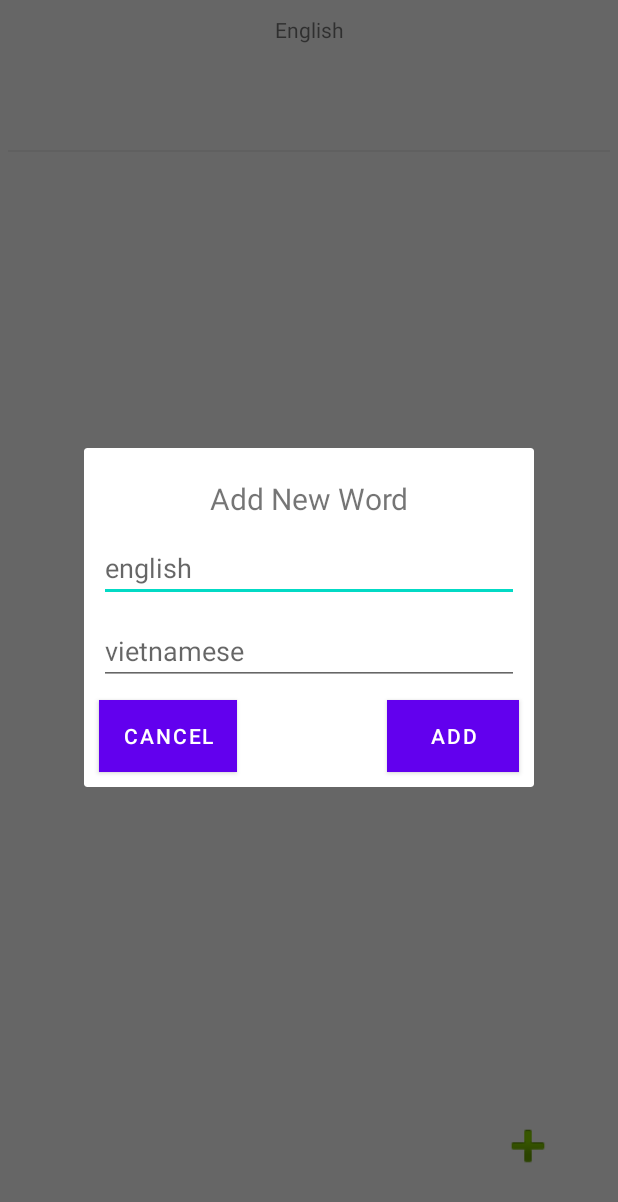
After one commit to vanlinh619/EnglishNotification, an Android app: the fragment DialogAddEditWord placed in its activity, on a phone screen of 412 x 824 dp. The commit adds this screen. Shown: the top 1202 px of the screen. Run offline under Robolectric (Android 15) with nearby library versions, the phone set to English and light mode, and no system bars; 2 statements that could not run were skipped.

Commit message:
them sua xoa list

```diff
--- a/app/src/main/java/com/example/englishnotification/Database.java
+++ b/app/src/main/java/com/example/englishnotification/Database.java
@@ -4,12 +4,16 @@ import android.content.Context;
 import android.database.Cursor;
 import android.database.sqlite.SQLiteDatabase;
 import android.database.sqlite.SQLiteOpenHelper;
+import android.os.Build;
 
 import androidx.annotation.Nullable;
+import androidx.annotation.RequiresApi;
 
+import java.io.Serializable;
 import java.util.ArrayList;
+import java.util.Comparator;
 
-public class Database extends SQLiteOpenHelper {
+public class Database extends SQLiteOpenHelper implements Serializable {
 
     private static final String DATABASE_NAME = "englishNotification.db";
     private static final int DATABASE_VERSION = 1;
@@ -75,6 +79,7 @@ public class Database extends SQLiteOpenHelper {
         db.close();
     }
 
+    @RequiresApi(api = Build.VERSION_CODES.N)
     public ArrayList<ItemData> getAll(){
         SQLiteDatabase db = getReadableDatabase();
 
@@ -88,6 +93,12 @@ public class Database extends SQLiteOpenHelper {
             listData.add(itemData);
         }
         db.close();
+        listData.sort(new Comparator<ItemData>() {
+            @Override
+            public int compare(ItemData o1, ItemData o2) {
+                return o1.id <= o2.id ? 1 : -1;
+            }
+        });
         return listData;
     }
 }
--- /dev/null
+++ b/app/src/main/java/com/example/englishnotification/DialogAddEditWord.java
@@ -0,0 +1,123 @@
+package com.example.englishnotification;
+
+import android.content.Context;
+import android.os.Build;
+import android.os.Bundle;
+import android.view.LayoutInflater;
+import android.view.View;
+import android.view.ViewGroup;
+import android.widget.Button;
+import android.widget.EditText;
+import android.widget.TextView;
+
+import androidx.annotation.NonNull;
+import androidx.annotation.Nullable;
+import androidx.annotation.RequiresApi;
+import androidx.appcompat.app.AppCompatActivity;
+import androidx.fragment.app.DialogFragment;
+
+import java.text.SimpleDateFormat;
+import java.util.ArrayList;
+import java.util.Date;
+
+public class DialogAddEditWord extends DialogFragment {
+
+    private EditText edEnglish;
+    private EditText edVietnamese;
+    private Button btAdd;
+    private Button btCancel;
+    private TextView txTitle;
+
+    public static DialogAddEditWord newInstance(MainActivity mainActivity) {
+        DialogAddEditWord frag = new DialogAddEditWord();
+        Bundle arg = new Bundle();
+        arg.putSerializable("mainActivity", mainActivity);
+        frag.setArguments(arg);
+        return frag;
+    }
+
+    public static DialogAddEditWord newInstance(MainActivity mainActivity, ItemData itemData) {
+        DialogAddEditWord frag = new DialogAddEditWord();
+        Bundle arg = new Bundle();
+        arg.putSerializable("mainActivity", mainActivity);
+        arg.putSerializable("itemData", itemData);
+        frag.setArguments(arg);
+        return frag;
+    }
+
+    @Override
+    public View onCreateView(LayoutInflater inflater, ViewGroup container, Bundle savedInstanceState) {
+        return inflater.inflate(R.layout.dialog_add_word, container);
+    }
+
+    @Override
+    public void onViewCreated(View view, Bundle savedInstanceState) {
+        super.onViewCreated(view, savedInstanceState);
+
+        setView(view);
+
+        Bundle bundle = getArguments();
+        MainActivity mainActivity = (MainActivity) bundle.getSerializable("mainActivity");
+        ItemData itemData = (ItemData) bundle.getSerializable("itemData");
+
+        if(itemData != null){
+            btAdd.setText("Update");
+            txTitle.setText("Update word");
+            edEnglish.setText(itemData.english);
+            edVietnamese.setText(itemData.vietnamese);
+            btAdd.setOnClickListener(new View.OnClickListener() {
+                @RequiresApi(api = Build.VERSION_CODES.N)
+                @Override
+                public void onClick(View v) {
+                    String english = edEnglish.getText().toString().trim();
+                    String vietnamese = edVietnamese.getText().toString().trim();
+                    if(!english.equals("") && !vietnamese.equals("")){
+                        SimpleDateFormat format = new SimpleDateFormat("dd-MM-yyyy");
+                        String date = format.format(new Date());
+                        itemData.date = date;
+                        itemData.english = english;
+                        itemData.vietnamese = vietnamese;
+                        mainActivity.database.updateData(itemData);
+                        mainActivity.reloadList(mainActivity.database);
+                        dismiss();
+                    }
+                }
+            });
+        } else {
+            btAdd.setOnClickListener(new View.OnClickListener() {
+                @RequiresApi(api = Build.VERSION_CODES.N)
+                @Override
+                public void onClick(View v) {
+                    String english = edEnglish.getText().toString().trim();
+                    String vietnamese = edVietnamese.getText().toString().trim();
+                    if(!english.equals("") && !vietnamese.equals("")){
+                        SimpleDateFormat format = new SimpleDateFormat("dd-MM-yyyy");
+                        String date = format.format(new Date());
+                        ItemData itemData = new ItemData(0, date, english, vietnamese);
+                        mainActivity.database.addData(itemData);
+                        mainActivity.reloadList(mainActivity.database);
+                        dismiss();
+                    }
+                }
+            });
+        }
+
+
+        btCancel.setOnClickListener(new View.OnClickListener() {
+            @Override
+            public void onClick(View v) {
+                dismiss();
+            }
+        });
+    }
+
+    private void setView(View view) {
+        edEnglish = view.findViewById(R.id.ed_english);
+        edVietnamese = view.findViewById(R.id.ed_vietnamese);
+        btAdd = view.findViewById(R.id.bt_add);
+        btCancel = view.findViewById(R.id.bt_cancel);
+        txTitle = view.findViewById(R.id.tx_add_new_word);
+    }
+
+
+}
--- a/app/src/main/java/com/example/englishnotification/MainActivity.java
+++ b/app/src/main/java/com/example/englishnotification/MainActivity.java
@@ -1,19 +1,31 @@
 package com.example.englishnotification;
 
+import androidx.annotation.RequiresApi;
 import androidx.appcompat.app.AppCompatActivity;
+import androidx.fragment.app.DialogFragment;
+import androidx.fragment.app.FragmentManager;
 import androidx.recyclerview.widget.LinearLayoutManager;
 import androidx.recyclerview.widget.RecyclerView;
 
+import android.os.Build;
 import android.os.Bundle;
+import android.view.View;
+import android.widget.Button;
+import android.widget.ImageView;
 
+import java.io.Serializable;
 import java.util.ArrayList;
+import java.util.Date;
 import java.util.List;
 
-public class MainActivity extends AppCompatActivity {
+public class MainActivity extends AppCompatActivity implements Serializable {
 
     private ItemListAdapter adapter;
     private RecyclerView rcListWord;
+    private ImageView imAdd;
+    public Database database;
 
+    @RequiresApi(api = Build.VERSION_CODES.N)
     @Override
     protected void onCreate(Bundle savedInstanceState) {
         super.onCreate(savedInstanceState);
@@ -21,15 +33,32 @@ public class MainActivity extends AppCompatActivity {
 
         setView();
 
-        Database database = new Database(this);
+        database = new Database(this);
         ArrayList<ItemData> list = database.getAll();
 
-        adapter = new ItemListAdapter(list);
+        adapter = new ItemListAdapter(list, MainActivity.this);
         rcListWord.setAdapter(adapter);
         rcListWord.setLayoutManager(new LinearLayoutManager(this));
+
+        imAdd.setOnClickListener(new View.OnClickListener() {
+            @Override
+            public void onClick(View v) {
+                FragmentManager fm = getSupportFragmentManager();
+                DialogAddEditWord dialogAddEditWord = (DialogAddEditWord) DialogAddEditWord.newInstance(MainActivity.this);
+                dialogAddEditWord.show(fm, "fragment_edit_name");
+            }
+        });
+    }
+
+    @RequiresApi(api = Build.VERSION_CODES.N)
+    public void reloadList(Database database){
+        ArrayList<ItemData> list = database.getAll();
+        adapter = new ItemListAdapter(list, MainActivity.this);
+        rcListWord.setAdapter(adapter);
     }
 
     private void setView() {
         rcListWord = findViewById(R.id.rc_list_item);
+        imAdd = findViewById(R.id.im_add_new_word);
     }
 }
--- a/app/src/main/res/layout/activity_main.xml
+++ b/app/src/main/res/layout/activity_main.xml
@@ -19,7 +19,7 @@
             android:layout_marginTop="10dp"
             app:layout_constraintTop_toTopOf="parent"
             android:layout_width="match_parent"
-            android:layout_height="wrap_content"></TextView>
+            android:layout_height="wrap_content"/>
 
     </androidx.constraintlayout.widget.ConstraintLayout>
 
@@ -29,7 +29,7 @@
         android:layout_marginLeft="5dp"
         android:layout_marginRight="5dp"
         android:layout_width="match_parent"
-        android:layout_height="1dp"></ImageView>
+        android:layout_height="1dp"/>
 
     <androidx.recyclerview.widget.RecyclerView
         android:id="@+id/rc_list_item"
@@ -48,6 +48,6 @@
         android:layout_marginRight="40dp"
         android:layout_marginBottom="40dp"
         android:layout_width="40dp"
-        android:layout_height="40dp"></ImageView>
+        android:layout_height="40dp"/>
 
 </androidx.constraintlayout.widget.ConstraintLayout>
--- /dev/null
+++ b/app/src/main/res/layout/dialog_add_word.xml
@@ -0,0 +1,65 @@
+<?xml version="1.0" encoding="utf-8"?>
+<androidx.constraintlayout.widget.ConstraintLayout xmlns:android="http://schemas.android.com/apk/res/android"
+    android:layout_width="wrap_content"
+    android:layout_height="wrap_content"
+    xmlns:app="http://schemas.android.com/apk/res-auto">
+
+    <TextView
+        android:id="@+id/tx_add_new_word"
+        android:text="Add New Word"
+        android:textAlignment="center"
+        android:textSize="20sp"
+        app:layout_constraintTop_toTopOf="parent"
+        app:layout_constraintLeft_toLeftOf="parent"
+        app:layout_constraintRight_toRightOf="parent"
+        android:layout_marginTop="20dp"
+        android:layout_width="300dp"
+        android:layout_height="wrap_content"/>
+
+    <EditText
+        android:id="@+id/ed_english"
+        android:hint="english"
+        app:layout_constraintTop_toBottomOf="@+id/tx_add_new_word"
+        app:layout_constraintLeft_toLeftOf="parent"
+        app:layout_constraintRight_toRightOf="parent"
+        android:layout_marginLeft="10dp"
+        android:layout_marginRight="10dp"
+        android:layout_marginTop="10dp"
+        android:layout_width="0dp"
+        android:layout_height="wrap_content"/>
+
+    <EditText
+        android:id="@+id/ed_vietnamese"
+        android:hint="vietnamese"
+        app:layout_constraintTop_toBottomOf="@+id/ed_english"
+        app:layout_constraintLeft_toLeftOf="parent"
+        app:layout_constraintRight_toRightOf="parent"
+        android:layout_marginLeft="10dp"
+        android:layout_marginRight="10dp"
+        android:layout_marginTop="10dp"
+        android:layout_width="0dp"
+        android:layout_height="wrap_content"/>
+
+    <Button
+        android:id="@+id/bt_add"
+        android:text="Add"
+        android:background="#03A9F4"
+        app:layout_constraintTop_toBottomOf="@+id/ed_vietnamese"
+        app:layout_constraintRight_toRightOf="@id/ed_vietnamese"
+        android:layout_marginTop="10dp"
+        android:layout_width="wrap_content"
+        android:layout_height="wrap_content"/>
+
+    <Button
+        android:id="@+id/bt_cancel"
+        android:text="Cancel"
+        android:background="#03A9F4"
+        app:layout_constraintTop_toBottomOf="@+id/ed_vietnamese"
+        app:layout_constraintLeft_toLeftOf="@id/ed_vietnamese"
+        app:layout_constraintBottom_toBottomOf="parent"
+        android:layout_marginTop="10dp"
+        android:layout_marginBottom="10dp"
+        android:layout_width="wrap_content"
+        android:layout_height="wrap_content"/>
+
+</androidx.constraintlayout.widget.ConstraintLayout>
--- a/app/src/main/res/values-night/themes.xml
+++ b/app/src/main/res/values-night/themes.xml
@@ -12,5 +12,6 @@
         <!-- Status bar color. -->
         <item name="android:statusBarColor" tools:targetApi="l">?attr/colorPrimaryVariant</item>
         <!-- Customize your theme here. -->
+        <item name="windowNoTitle">true</item>
     </style>
 </resources>
--- a/app/src/main/res/values/themes.xml
+++ b/app/src/main/res/values/themes.xml
@@ -12,5 +12,6 @@
         <!-- Status bar color. -->
         <item name="android:statusBarColor" tools:targetApi="l">?attr/colorPrimaryVariant</item>
         <!-- Customize your theme here. -->
+        <item name="windowNoTitle">true</item>
     </style>
 </resources>
```
Also changed, not shown: app/src/main/java/com/example/englishnotification/ItemData.java (+7 -5 lines), app/src/main/java/com/example/englishnotification/ItemListAdapter.java (+56 -10 lines), app/src/main/res/layout/item_list.xml (+13 -13 lines), app/src/main/res/layout/item_list_expand.xml (+7 -7 lines).
